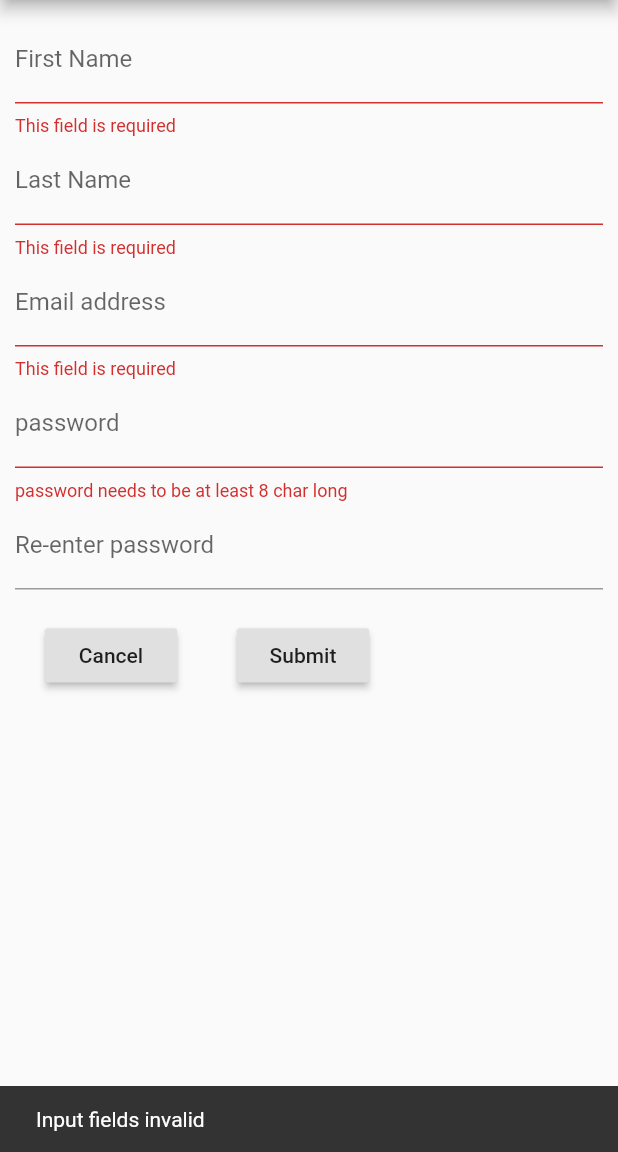
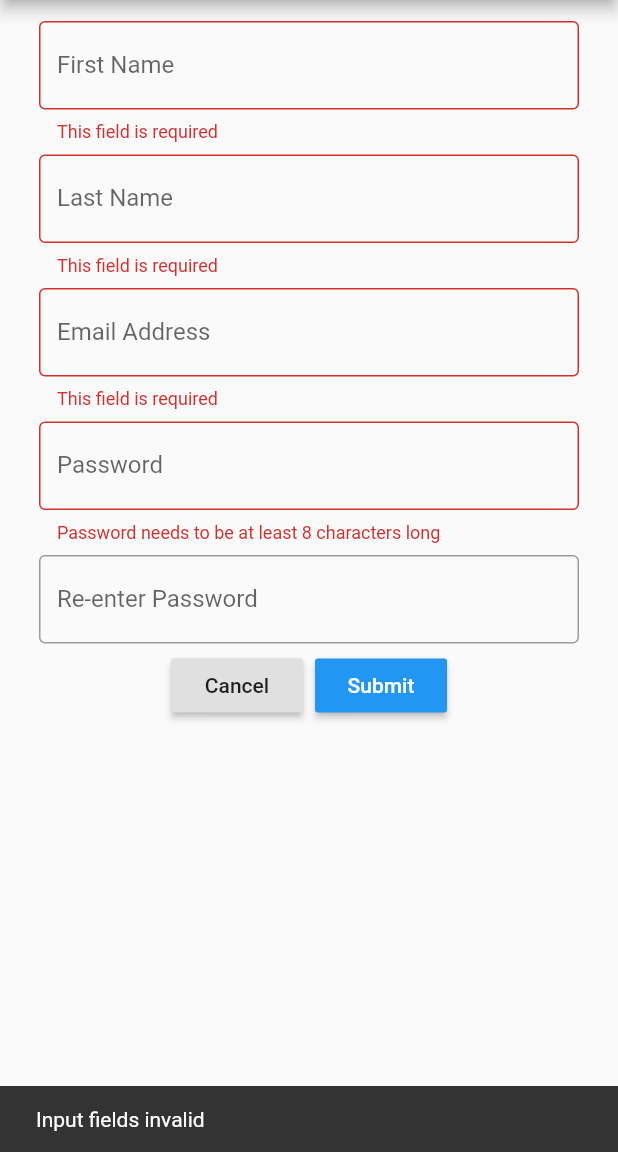
Before and after one commit to Sunnyc317/mobile-device-group-project-dockmate, a Flutter app: the Register screen opened directly, after a tap on "Submit", on a phone screen of 412 x 824 dp, the part 84-1236 px from its top. Run offline on Flutter 3.47's test engine with Material 2 defaults, Android fonts, the phone set to English and light mode, and no system bars; our stand-ins replace cloud_firestore, firebase_auth, firebase_core, flutter_local_notifications, flutter_map, geolocator and 5 more; missing offline and left inert: bloc_pattern, search_app_bar; accounts and stored records are empty.

Commit message:
modify button spacing and color scheme

```diff
--- a/dockmate/lib/pages/app_screens/posting_form.dart
+++ b/dockmate/lib/pages/app_screens/posting_form.dart
@@ -187,14 +187,14 @@ class _PostingFormState extends State<PostingForm> {
               crossAxisAlignment: CrossAxisAlignment.start,
               children: [
                 Container(
-                    padding: EdgeInsets.only(right: 5.0),
+                    padding: EdgeInsets.only(right: 8.0),
                     child: RaisedButton(
-                      color: Colors.grey,
+                      // color: Colors.grey,
                       onPressed: () {},
                       child: Text("Cancel"),
                     )),
                 RaisedButton(
-                  color: Colors.green,
+                  color: Colors.blue,
                   onPressed: () {
                     Listing list = Listing(
                         title: _title,
@@ -217,7 +217,7 @@ class _PostingFormState extends State<PostingForm> {
                             "https://torontostoreys.com/wp-content/uploads/2020/03/101-St-Clair-Ave.jpeg");
                     Navigator.pop(context, list);
                   },
-                  child: Text("Done"),
+                  child: Text("Done", style: TextStyle(color: Colors.white)),
                 ),
               ],
             )
--- a/dockmate/lib/pages/authentication/register.dart
+++ b/dockmate/lib/pages/authentication/register.dart
@@ -61,8 +61,10 @@ class _RegisterState extends State<Register> {
           key: _formKey,
           child: ListView(
             children: <Widget>[
-              TextFormField(
+              ListTile(
+                  title: TextFormField(
                 decoration: const InputDecoration(
+                  border: OutlineInputBorder(),
                   hintText: 'Enter your first name',
                   labelText: 'First Name',
                 ),
@@ -79,9 +81,11 @@ class _RegisterState extends State<Register> {
                 onSaved: (value) {
                   fname = value;
                 },
-              ),
-              TextFormField(
+              )),
+              ListTile(
+                  title: TextFormField(
                 decoration: const InputDecoration(
+                  border: OutlineInputBorder(),
                   hintText: 'Enter your last name',
                   labelText: 'Last Name',
                 ),
@@ -98,11 +102,13 @@ class _RegisterState extends State<Register> {
                 onSaved: (value) {
                   lname = value;
                 },
-              ),
-              TextFormField(
+              )),
+              ListTile(
+                  title: TextFormField(
                 decoration: const InputDecoration(
+                  border: OutlineInputBorder(),
                   hintText: 'xxxxxx@email.com',
-                  labelText: 'Email address',
+                  labelText: 'Email Address',
                 ),
                 validator: (value) {
                   if (value.isEmpty) {
@@ -118,7 +124,7 @@ class _RegisterState extends State<Register> {
                 onSaved: (value) {
                   email = value;
                 },
-              ),
+              )),
               // TextFormField(
               //   decoration: const InputDecoration(
               //     hintText: '(xxx) xxx-xxxx',
@@ -141,22 +147,24 @@ class _RegisterState extends State<Register> {
               //     phone = value;
               //   },
               // ),
-              TextFormField(
+              ListTile(
+                  title: TextFormField(
                 decoration: const InputDecoration(
+                  border: OutlineInputBorder(),
                   hintText:
-                      'User at lease 8 characters with special symbols .?!_*',
-                  labelText: 'password',
+                      'Use at least 8 characters with special symbols .?!_*',
+                  labelText: 'Password',
                 ),
                 obscureText: true,
                 validator: (value) {
                   if (value.length < 8) {
-                    return 'password needs to be at least 8 char long';
+                    return 'Password needs to be at least 8 characters long';
                   }
                   return null;
                 },
                 onChanged: (value) {
                   if (value.length < 8) {
-                    return 'password needs to be at least 8 char long';
+                    return 'Password needs to be at least 8 characters long';
                     setState(() {});
                   } else {
                     password = value;
@@ -166,22 +174,24 @@ class _RegisterState extends State<Register> {
                 onSaved: (value) {
                   password = value;
                 },
-              ),
-              TextFormField(
+              )),
+              ListTile(
+                  title: TextFormField(
                 decoration: const InputDecoration(
-                  labelText: 'Re-enter password',
+                  border: OutlineInputBorder(),
+                  labelText: 'Re-enter Password',
                 ),
                 obscureText: true,
                 validator: (value) {
                   if (value != password) {
-                    return 'this doesn\'t match your password';
+                    return 'Password does not match';
                   } else {
                     password = value;
                   }
                 },
                 onChanged: (value) {
                   if (value != password) {
-                    return 'this doesn\'t match your password';
+                    return 'Password does not match';
                   } else {
                     return null;
                   }
@@ -189,11 +199,13 @@ class _RegisterState extends State<Register> {
                 onSaved: (value) {
                   password = value;
                 },
-              ),
+              )),
               Row(
+                mainAxisAlignment: MainAxisAlignment.center,
+                crossAxisAlignment: CrossAxisAlignment.start,
                 children: [
-                  Padding(
-                    padding: EdgeInsets.all(20),
+                  Container(
+                    padding: EdgeInsets.only(right: 8.0),
                     child: RaisedButton(
                       child: Text('Cancel'),
                       onPressed: () {
@@ -203,10 +215,10 @@ class _RegisterState extends State<Register> {
                       },
                     ),
                   ),
-                  Padding(
-                    padding: EdgeInsets.all(20),
+                  Container(
                     child: Builder(
                       builder: (context) => RaisedButton(
+                        color: Colors.blue,
                         onPressed: () async {
                           // case 1: register success, proceed to Hoursing type preference
                           if (_formKey.currentState.validate()) {
@@ -230,7 +242,8 @@ class _RegisterState extends State<Register> {
                                 content: Text('Input fields invalid')));
                           }
                         },
-                        child: Text('Submit'),
+                        child: Text('Submit',
+                            style: TextStyle(color: Colors.white)),
                       ),
                     ),
                   ),
```
